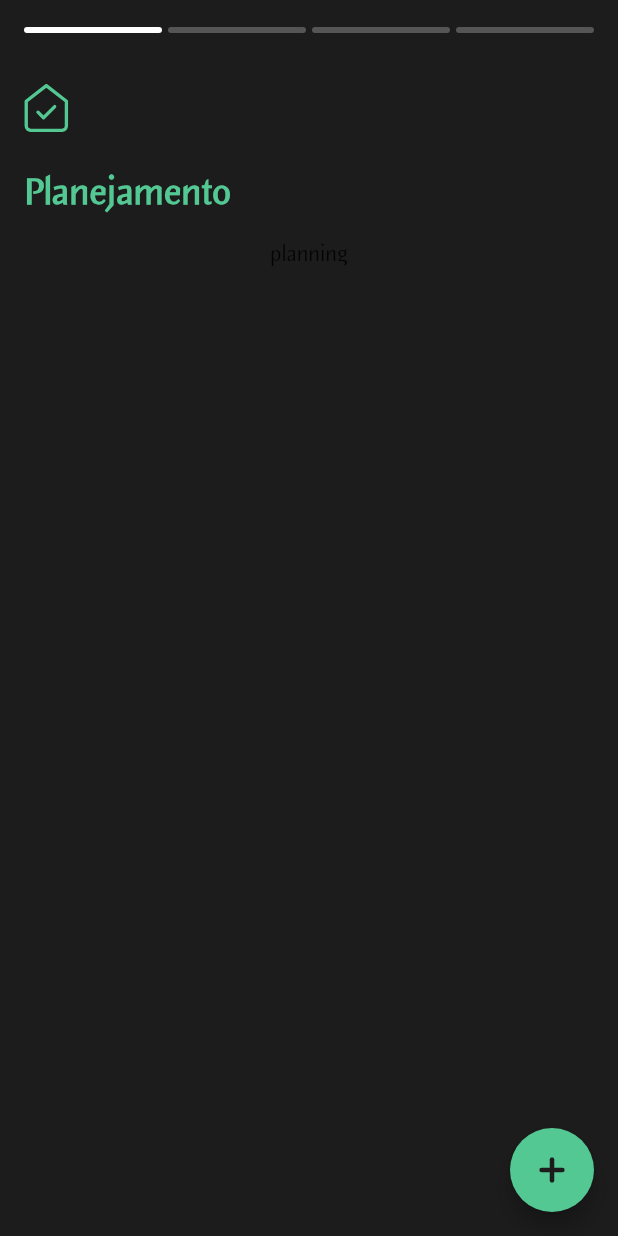
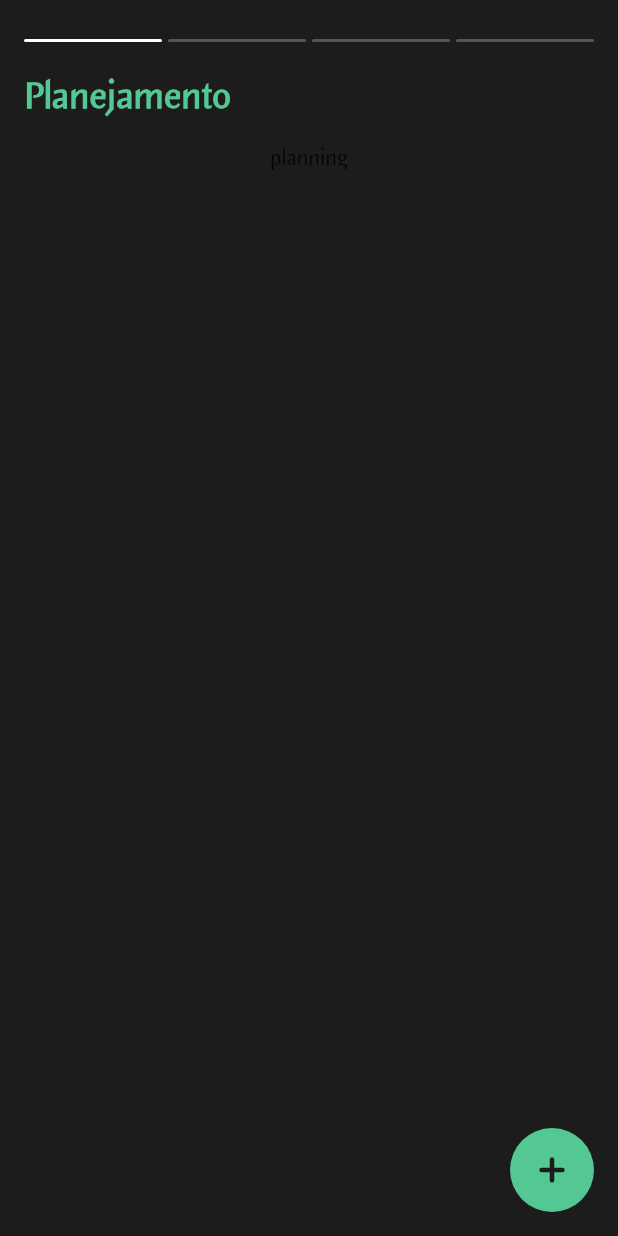
Before and after one commit to csbs1985/tarefas_app, a Flutter app: the screen it shows after launch, on a phone screen of 412 x 824 dp. Run offline on Flutter 3.47's test engine with Material 2 defaults, Android fonts, the phone set to English and light mode, and no system bars; our stand-ins replace flutter_svg, go_router.

Commit message:
[AppBarWidget] refatorar

```diff
--- a/lib/pages/home_page.dart
+++ b/lib/pages/home_page.dart
@@ -53,6 +53,7 @@ class _HomePageState extends State<HomePage> {
       ),
       floatingActionButton: FloatingActionButton(
         backgroundColor: _color,
+        elevation: 0,
         onPressed: () => GoRouter.of(context).push(RouteEnum.TASK.value),
         child: SvgPicture.asset(
           UiSvg.create,
--- a/lib/widget/appbar_widget.dart
+++ b/lib/widget/appbar_widget.dart
@@ -19,7 +19,7 @@ class AppBarWidget extends StatefulWidget with PreferredSizeWidget {
   State<AppBarWidget> createState() => _AppBarWidgetState();
 
   @override
-  Size get preferredSize => const Size.fromHeight(40);
+  Size get preferredSize => const Size.fromHeight(32);
 }
 
 class _AppBarWidgetState extends State<AppBarWidget> {
@@ -38,9 +38,8 @@ class _AppBarWidgetState extends State<AppBarWidget> {
   @override
   Widget build(BuildContext context) {
     return Padding(
-      padding: const EdgeInsets.symmetric(vertical: 18),
+      padding: const EdgeInsets.only(top: 8),
       child: AppBar(
-        toolbarHeight: 4,
         actions: [
           _sizedMargin,
           _buildMenuButton(PageEnum.planning),
@@ -62,10 +61,18 @@ class _AppBarWidgetState extends State<AppBarWidget> {
     return Expanded(
       child: GestureDetector(
         child: AnimatedContainer(
+          color: Colors.transparent,
           duration: const Duration(milliseconds: 400),
-          decoration: BoxDecoration(
-            color: isSelected ? UiColor.menuItem : UiColor.menuItemUnselected,
-            borderRadius: BorderRadius.circular(50),
+          padding: EdgeInsets.fromLTRB(0, 18, 0, 4),
+          child: SizedBox(
+            height: 2,
+            child: Container(
+              decoration: BoxDecoration(
+                color:
+                    isSelected ? UiColor.menuItem : UiColor.menuItemUnselected,
+                borderRadius: BorderRadius.circular(50),
+              ),
+            ),
           ),
         ),
         onTap: () => selectMenuItem(menuItem),
--- a/lib/widget/header_widget.dart
+++ b/lib/widget/header_widget.dart
@@ -1,5 +1,4 @@
 import 'package:flutter/material.dart';
-import 'package:flutter_svg/svg.dart';
 import 'package:tarefas_app/classes/page_class.dart';
 
 class HeaderWidget extends StatefulWidget {
@@ -27,24 +26,10 @@ class _HeaderWidgetState extends State<HeaderWidget> {
   Widget build(BuildContext context) {
     return Container(
       width: MediaQuery.of(context).size.width,
-      padding: const EdgeInsets.all(16),
-      child: Column(
-        mainAxisAlignment: MainAxisAlignment.start,
-        crossAxisAlignment: CrossAxisAlignment.start,
-        children: [
-          GestureDetector(
-            child: SvgPicture.asset(
-              _pageClass.getIcon(widget._page),
-              height: 32,
-            ),
-            onTap: () => backPage(widget._page),
-          ),
-          SizedBox(height: 24),
-          Text(
-            _pageClass.getText(widget._page),
-            style: _pageClass.getStyle(widget._page),
-          ),
-        ],
+      padding: const EdgeInsets.fromLTRB(16, 16, 0, 16),
+      child: Text(
+        _pageClass.getText(widget._page),
+        style: _pageClass.getStyle(widget._page),
       ),
     );
   }
```
